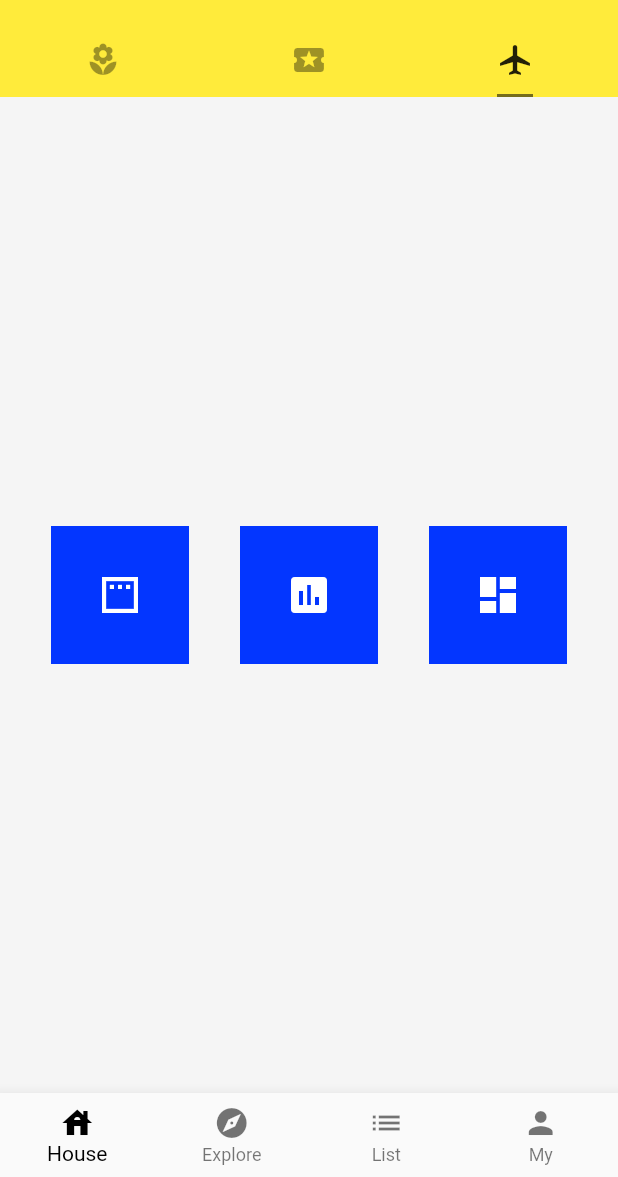
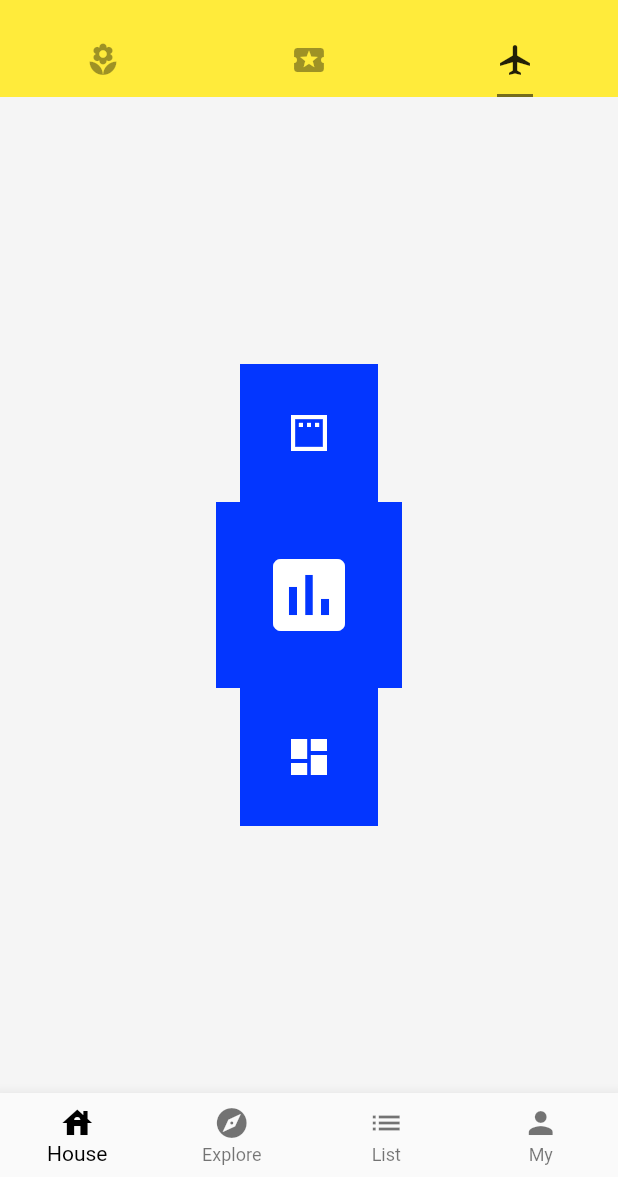
Before and after one commit to lxalano/flutter_baba, a Flutter app: the screen it shows after launch, tab 3 chosen, on a phone screen of 412 x 824 dp, the part 59-1236 px from its top. Run offline on Flutter 3.47's test engine with Material 2 defaults, Android fonts, the phone set to English and light mode, and no system bars; missing offline and left inert: adobe_xd; network calls fail.

Commit message:
提交一下01-14

```diff
--- a/lib/demo/layout_demo.dart
+++ b/lib/demo/layout_demo.dart
@@ -4,20 +4,20 @@ class LayoutDemo extends StatelessWidget {
   @override
   Widget build(BuildContext context) {
     return Container(
-      child: Row(
-        mainAxisAlignment: MainAxisAlignment.spaceEvenly,
-        crossAxisAlignment: CrossAxisAlignment.center,
+      child: Column(
+        mainAxisAlignment: MainAxisAlignment.center,
         children: [
           IconBadge(Icons.padding),
-          IconBadge(Icons.poll),
+          IconBadge(
+            Icons.poll,
+            size: 64.0,
+          ),
           IconBadge(Icons.dashboard),
         ],
       ),
     );
   }
 }
-
-
 
 class IconBadge extends StatelessWidget {
   final IconData icon;
--- a/lib/main.dart
+++ b/lib/main.dart
@@ -54,9 +54,7 @@ class Home extends StatelessWidget {
         body: TabBarView(
           children: <Widget>[
             LiveViewDemo(),
-            //Icon(Icons.local_activity, size: 128, color: Colors.black),
             BasicDemo(),
-            // Icon(Icons.local_airport, size: 128, color: Colors.black),
             LayoutDemo(),
           ],
         ),
```
